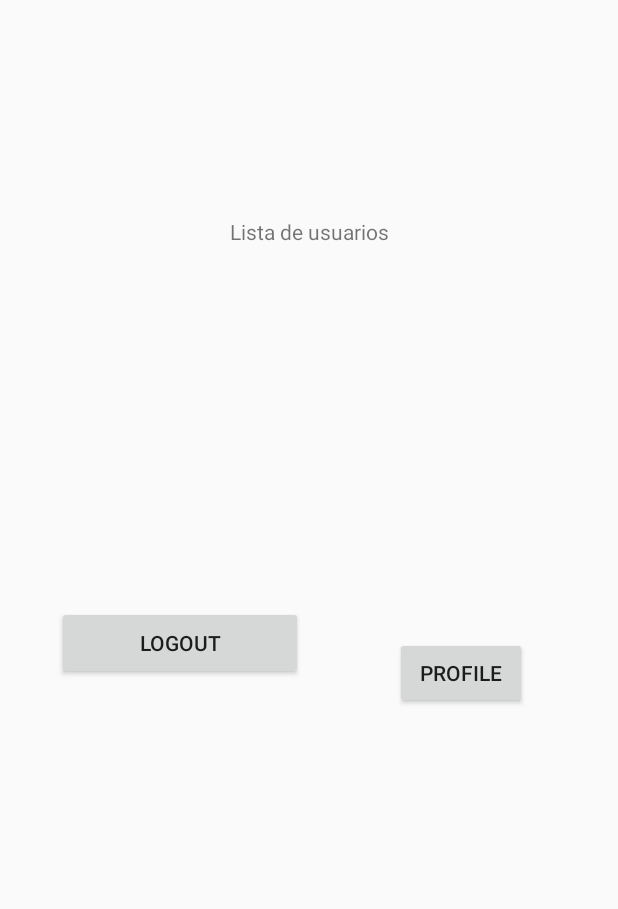
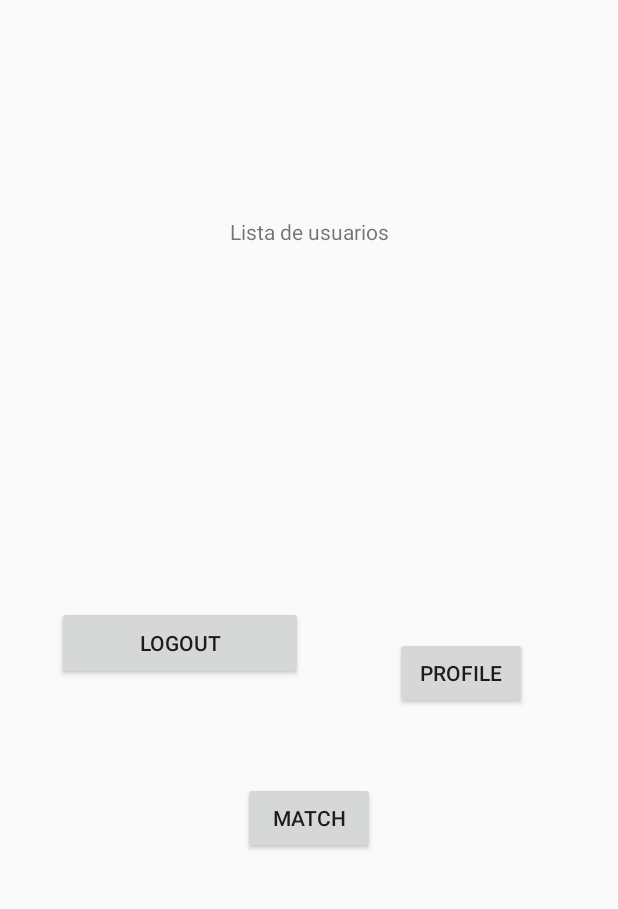
Before and after one commit to AntoniCarolMateo/urbandapp, an Android app: the DefaultActivity screen opened directly, with no data from a screen before it, on a phone screen of 412 x 824 dp, the part 137-1046 px from its top. Run offline under Robolectric (Android 15) with nearby library versions, the phone set to English and light mode, and no system bars; Roboto replaces fonts that are not available here; 1 statement that could not run was skipped.

Commit message:
Sistema de Match
Signed-off-by: ivan <iml_mendez@hotmail.es>

```diff
--- a/app/src/main/java/cat/udl/urbandapp/DefaultActivity.java
+++ b/app/src/main/java/cat/udl/urbandapp/DefaultActivity.java
@@ -46,7 +46,7 @@ public class DefaultActivity extends AppCompatActivity implements OnMapReadyCall
     private Button profile;
     private GoogleMap googleMap;
 
-
+    private Button buttonMatch;
     @Override
     public void onMapReady(final GoogleMap googleMap) {
         // Add a marker in Barcelona
@@ -110,6 +110,8 @@ public class DefaultActivity extends AppCompatActivity implements OnMapReadyCall
         userViewModel = new UserViewModel(getApplication());
         mbienvenida = findViewById(R.id.bienvenidaText);
         profile = findViewById(R.id.button_profile);
+        buttonMatch = findViewById(R.id.buttonMatch);
+
 
         userViewModel.getFirstTime();
 
@@ -134,6 +136,14 @@ public class DefaultActivity extends AppCompatActivity implements OnMapReadyCall
             }
         });
 
+        userViewModel.getResponseLiveDataMatch().observe(this, new Observer<User>() {
+            @Override
+            public void onChanged(User s) {
+                Log.d("DefaultActivity","Tenim match " + s.toString());
+                Toast.makeText(DefaultActivity.this," Has hecho match con el usuario: " + s.getUsername(), Toast.LENGTH_LONG).show();
+            }
+        });
+
         userViewModel = new UserViewModel(getApplication());
 
 
@@ -150,6 +160,13 @@ public class DefaultActivity extends AppCompatActivity implements OnMapReadyCall
                 Intent chooser = new Intent(DefaultActivity.this,ChooserActivity.class);
                 startActivity(chooser);
 
+            }
+        });
+
+        buttonMatch.setOnClickListener(new View.OnClickListener() {
+            @Override
+            public void onClick(View v) {
+                userViewModel.getMatch();
             }
         });
     }
--- a/app/src/main/java/cat/udl/urbandapp/dao/IUserDAO.java
+++ b/app/src/main/java/cat/udl/urbandapp/dao/IUserDAO.java
@@ -44,8 +44,10 @@ public interface IUserDAO {
     // Muy limpio y muy faci de leer :)
 
     @GET("users/all")
-    Call<ResponseBody> getAllUsers();
+    Call<ResponseBody> getAllUsers(@Header("Authorization") String auth);
 
+    @GET("users/match")
+    Call<ResponseBody> getMatch(@Header("Authorization") String auth);
 
     @GET("users/get_info_by_subscription/{username}")
     Call<ResponseBody> getInfoSubscribed(@Header("Authorization") String auth, @Path("username") String username);
--- a/app/src/main/java/cat/udl/urbandapp/network/RetrofitClientInstance.java
+++ b/app/src/main/java/cat/udl/urbandapp/network/RetrofitClientInstance.java
@@ -9,7 +9,7 @@ public class RetrofitClientInstance {
 
     //@Jordi: De esta manera se lea de gradle.build :)
 
-    private static final String BASE_URL = "http://192.168.1.55:8000";
+    private static final String BASE_URL = "http://10.0.2.2:8000";
 
     public static Retrofit getRetrofitInstance() {
         if (retrofit == null) {
--- a/app/src/main/java/cat/udl/urbandapp/services/UserServiceI.java
+++ b/app/src/main/java/cat/udl/urbandapp/services/UserServiceI.java
@@ -33,8 +33,10 @@ public interface UserServiceI {
 
 
     @GET("users/all")
-    void getAllUsers();
+    void getAllUsers(@Header("Authorization") String auth);
 
+    @GET("users/match")
+    void getMatch(@Header("Authorization") String auth);
 
     @POST("account/update_profile")
     void setProfileInfo(String header, JsonObject json);
@@ -72,4 +74,6 @@ public interface UserServiceI {
     MutableLiveData<Boolean> getLiveDataSubscription();
 
     MutableLiveData<Boolean> getLiveDataDeleteSubscription();
+
+    MutableLiveData<User> getLiveDataMatch();
 }
--- a/app/src/main/java/cat/udl/urbandapp/viewmodel/UserViewModel.java
+++ b/app/src/main/java/cat/udl/urbandapp/viewmodel/UserViewModel.java
@@ -41,6 +41,7 @@ public class UserViewModel extends AndroidViewModel {
     private MutableLiveData<Boolean> responseSubscription;
     private MutableLiveData<Boolean> responseDeleteSubscription;
 
+    private MutableLiveData<User> responseMatch;
     private SharedPreferences mPreferences;
     public UserViewModel(@NonNull Application application) {
         super(application);
@@ -55,7 +56,7 @@ public class UserViewModel extends AndroidViewModel {
         responseUserSubscription = repository.getLiveDataUserSubscription();
         responseSubscription = repository.getLiveDataSubscription();
         responseDeleteSubscription = repository.getLiveDataDeleteSubscription();
-
+        responseMatch = repository.getLiveDataMatch();
         this.mPreferences = PreferencesProvider.providePreferences();
     }
 
@@ -94,9 +95,15 @@ public class UserViewModel extends AndroidViewModel {
     }
 
     public void getAllUsers(){
-        repository.getAllUsers();
+        String header = this.mPreferences.getString("token","");
+        repository.getAllUsers(header);
     }
 
+    public void getMatch(){
+        Log.d("DefaultAcitivity","UserVIewModel getMatch");
+        String header = this.mPreferences.getString("token","");
+        repository.getMatch(header);
+    }
     public void getUsersSubscribed(String username){
         String header = this.mPreferences.getString("token","");
         repository.getInfoSubscribed(header,username);
@@ -154,6 +161,11 @@ public class UserViewModel extends AndroidViewModel {
     }
     public LiveData<Boolean> getResponseIsFirstTime(){ return this.responseIsFirstTime;}
 
+
+    public LiveData<User> getResponseLiveDataMatch() {
+        return this.responseMatch;
+    }
+
     public LiveData<User> getResponseUserSubscription(){return this.responseUserSubscription;}
 
     public LiveData<Boolean> getResponseLiveDataSubscription(){
--- a/app/src/main/res/layout/activity_default.xml
+++ b/app/src/main/res/layout/activity_default.xml
@@ -57,4 +57,14 @@
         app:layout_constraintEnd_toEndOf="parent"
         app:layout_constraintStart_toEndOf="@+id/buttonLogout"
         app:layout_constraintTop_toBottomOf="@+id/textView5" />
+
+    <Button
+        android:id="@+id/buttonMatch"
+        android:layout_width="wrap_content"
+        android:layout_height="wrap_content"
+        android:layout_marginTop="68dp"
+        android:text="Match"
+        app:layout_constraintEnd_toEndOf="parent"
+        app:layout_constraintStart_toStartOf="parent"
+        app:layout_constraintTop_toBottomOf="@+id/buttonLogout" />
 </androidx.constraintlayout.widget.ConstraintLayout>
```
Also changed, not shown: app/src/main/java/cat/udl/urbandapp/dao/UserDAOImpl.java (+8 -2 lines), app/src/main/java/cat/udl/urbandapp/services/UserServiceImpl.java (+54 -3 lines).
